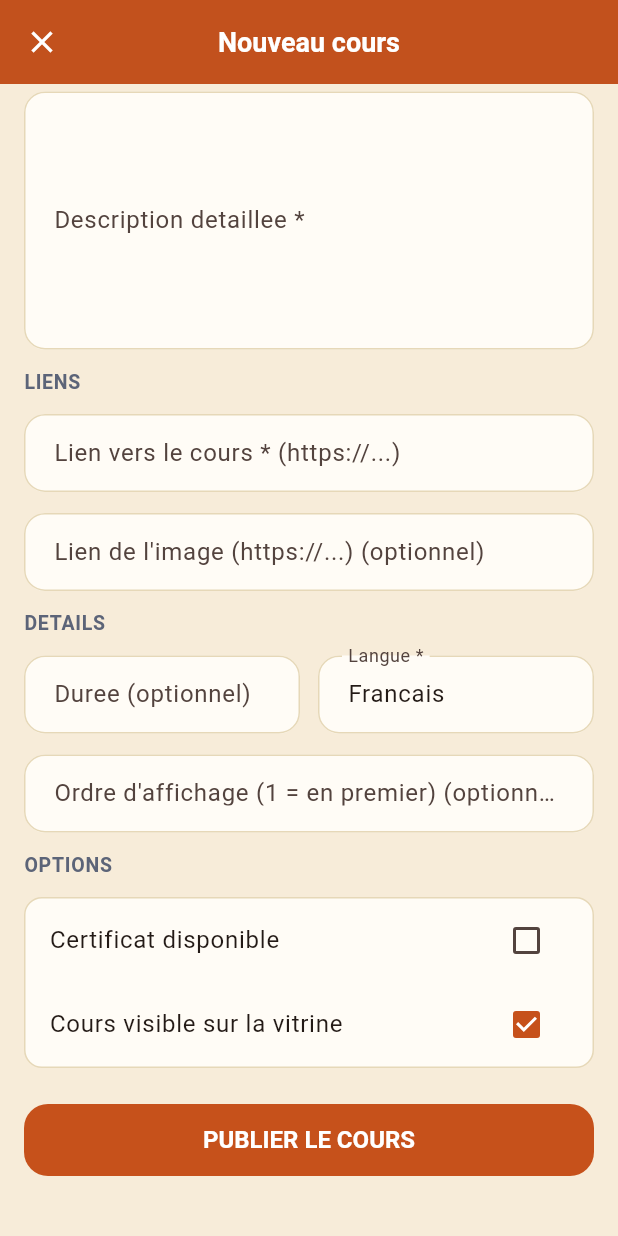
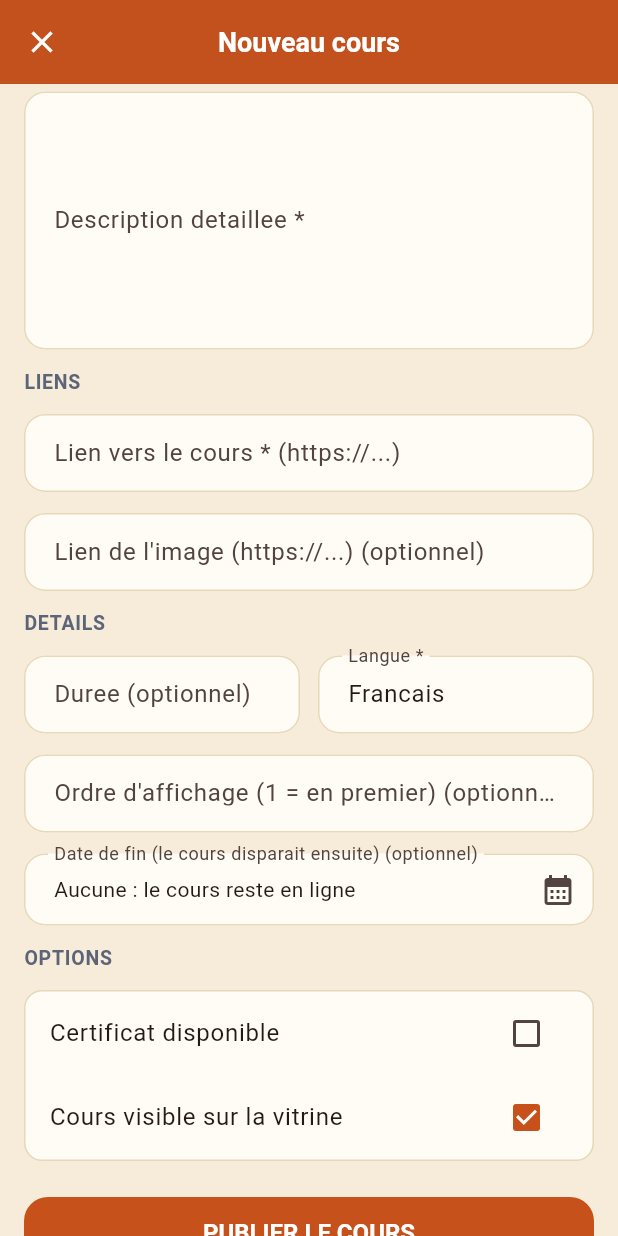
Before and after one commit to taoficadebissi-eng/Gestion-formation-CL, a Flutter app: the FormulaireCoursScreen screen opened by its route, scrolled down 475 dp, on a phone screen of 412 x 824 dp. Run offline on Flutter 3.47's test engine with Material 3 defaults, Android fonts, the phone set to English and light mode, and no system bars; our stand-ins replace cloud_firestore, connectivity_plus, firebase_auth, firebase_core, flutter_riverpod, go_router and 2 more; accounts and stored records are empty.

Commit message:
Cours: date de fin facultative (formulaire, liste, detail, regles)
Co-Authored-By: Claude Sonnet 5.5 <noreply@anthropic.com>

```diff
--- a/lib/features/cours_admin/models/cours_gratuit_model.dart
+++ b/lib/features/cours_admin/models/cours_gratuit_model.dart
@@ -40,6 +40,10 @@ class CoursGratuit {
   final bool actif;
   final int? ordreAffichage;
 
+  /// Dernier jour où le cours est proposé (facultatif). Passé ce jour, la
+  /// vitrine publique le masque automatiquement ; il reste dans l'espace admin.
+  final DateTime? dateFin;
+
   const CoursGratuit({
     required this.id,
     required this.titre,
@@ -57,7 +61,10 @@ class CoursGratuit {
     this.dateAjout,
     required this.actif,
     this.ordreAffichage,
+    this.dateFin,
   });
+
+  bool get estExpire => dateFin != null && dateFin!.isBefore(DateTime.now());
 
   factory CoursGratuit.empty() => CoursGratuit(
     id: '',
@@ -93,6 +100,7 @@ class CoursGratuit {
       dateAjout: (data['dateAjout'] as Timestamp?)?.toDate(),
       actif: (data['actif'] as bool?) ?? true,
       ordreAffichage: (data['ordreAffichage'] as num?)?.toInt(),
+      dateFin: (data['dateFin'] as Timestamp?)?.toDate(),
     );
   }
 
@@ -112,6 +120,7 @@ class CoursGratuit {
       'lienCours': lienCours,
       'actif': actif,
       'ordreAffichage': ordreAffichage,
+      'dateFin': dateFin == null ? null : Timestamp.fromDate(dateFin!),
       if (isNew) 'dateAjout': FieldValue.serverTimestamp(),
     };
   }
@@ -133,6 +142,8 @@ class CoursGratuit {
     DateTime? dateAjout,
     bool? actif,
     int? ordreAffichage,
+    DateTime? dateFin,
+    bool effacerDateFin = false,
   }) {
     return CoursGratuit(
       id: id ?? this.id,
@@ -151,6 +162,7 @@ class CoursGratuit {
       dateAjout: dateAjout ?? this.dateAjout,
       actif: actif ?? this.actif,
       ordreAffichage: ordreAffichage ?? this.ordreAffichage,
+      dateFin: effacerDateFin ? null : (dateFin ?? this.dateFin),
     );
   }
 }
--- a/lib/features/cours_admin/screens/detail_cours_admin_screen.dart
+++ b/lib/features/cours_admin/screens/detail_cours_admin_screen.dart
@@ -138,9 +138,22 @@ class DetailCoursAdminScreen extends ConsumerWidget {
                                   : 'Certificat gratuit',
                             ),
                           ),
+                        if (cours.dateFin != null)
+                          Chip(
+                            avatar: const Icon(Icons.event, size: 18),
+                            label: Text(
+                              cours.estExpire
+                                  ? 'Expire le ${_date(cours.dateFin!)}'
+                                  : 'Fin le ${_date(cours.dateFin!)}',
+                            ),
+                          ),
                         Chip(
-                          label: Text(cours.actif ? 'Visible' : 'Masque'),
-                          backgroundColor: cours.actif
+                          label: Text(
+                            cours.estExpire
+                                ? 'Masque (date de fin passee)'
+                                : (cours.actif ? 'Visible' : 'Masque'),
+                          ),
+                          backgroundColor: (cours.actif && !cours.estExpire)
                               ? AppColors.accentLight.withValues(alpha: 0.35)
                               : AppColors.surfaceAlt,
                         ),
@@ -202,6 +215,9 @@ class DetailCoursAdminScreen extends ConsumerWidget {
     );
   }
 
+  String _date(DateTime d) =>
+      '${d.day.toString().padLeft(2, '0')}/${d.month.toString().padLeft(2, '0')}/${d.year}';
+
   Widget _banniereParDefaut() {
     return Container(
       decoration: const BoxDecoration(
--- a/lib/features/cours_admin/screens/formulaire_cours_screen.dart
+++ b/lib/features/cours_admin/screens/formulaire_cours_screen.dart
@@ -36,6 +36,7 @@ class _FormulaireCoursScreenState extends ConsumerState<FormulaireCoursScreen> {
   bool _enregistrement = false;
   bool _initialise = false;
   CoursGratuit? _existant;
+  DateTime? _dateFin;
 
   bool get _modification => widget.coursId != null;
 
@@ -74,6 +75,7 @@ class _FormulaireCoursScreenState extends ConsumerState<FormulaireCoursScreen> {
     _certificatDisponible = c.certificatDisponible;
     _certificatPayant = c.certificatPayant;
     _actif = c.actif;
+    _dateFin = c.dateFin;
   }
 
   String? _requis(String? v) =>
@@ -99,6 +101,21 @@ class _FormulaireCoursScreenState extends ConsumerState<FormulaireCoursScreen> {
         borderSide: const BorderSide(color: AppColors.border),
       ),
     );
+  }
+
+  String _formatDate(DateTime d) =>
+      '${d.day.toString().padLeft(2, '0')}/${d.month.toString().padLeft(2, '0')}/${d.year}';
+
+  Future<void> _choisirDateFin() async {
+    final aujourdhui = DateTime.now();
+    final choix = await showDatePicker(
+      context: context,
+      initialDate: _dateFin ?? aujourdhui.add(const Duration(days: 30)),
+      firstDate: DateTime(aujourdhui.year - 1),
+      lastDate: DateTime(aujourdhui.year + 10),
+      helpText: 'Dernier jour où le cours est proposé',
+    );
+    if (choix != null) setState(() => _dateFin = choix);
   }
 
   Widget _section(String titre) => Padding(
@@ -136,6 +153,18 @@ class _FormulaireCoursScreenState extends ConsumerState<FormulaireCoursScreen> {
             : _lienImage.text.trim(),
         actif: _actif,
         ordreAffichage: int.tryParse(_ordre.text.trim()),
+        dateFin: _dateFin == null
+            ? null
+            // Fin de journée : le cours reste visible tout le dernier jour.
+            : DateTime(
+                _dateFin!.year,
+                _dateFin!.month,
+                _dateFin!.day,
+                23,
+                59,
+                59,
+              ),
+        effacerDateFin: _dateFin == null,
       );
       final service = ref.read(coursAdminServiceProvider);
       if (_modification) {
@@ -299,6 +328,32 @@ class _FormulaireCoursScreenState extends ConsumerState<FormulaireCoursScreen> {
                     ),
                     keyboardType: TextInputType.number,
                   ),
+                  const SizedBox(height: 14),
+                  InkWell(
+                    onTap: _choisirDateFin,
+                    borderRadius: BorderRadius.circular(12),
+                    child: InputDecorator(
+                      decoration:
+                          _decoration(
+                            'Date de fin (le cours disparait ensuite)',
+                            optionnel: true,
+                          ).copyWith(
+                            suffixIcon: _dateFin == null
+                                ? const Icon(Icons.calendar_month)
+                                : IconButton(
+                                    icon: const Icon(Icons.close),
+                                    tooltip: 'Retirer la date de fin',
+                                    onPressed: () =>
+                                        setState(() => _dateFin = null),
+                                  ),
+                          ),
+                      child: Text(
+                        _dateFin == null
+                            ? 'Aucune : le cours reste en ligne'
+                            : _formatDate(_dateFin!),
+                      ),
+                    ),
+                  ),
                   _section('OPTIONS'),
                   Container(
                     decoration: BoxDecoration(
--- a/lib/features/cours_admin/screens/liste_cours_admin_screen.dart
+++ b/lib/features/cours_admin/screens/liste_cours_admin_screen.dart
@@ -70,7 +70,7 @@ class _ListeCoursAdminScreenState extends ConsumerState<ListeCoursAdminScreen> {
                 child: Align(
                   alignment: Alignment.centerLeft,
                   child: Text(
-                    '${cours.length} cours - ${cours.where((c) => c.actif).length} visibles',
+                    '${cours.length} cours - ${cours.where((c) => c.actif && !c.estExpire).length} visibles',
                     style: const TextStyle(color: AppColors.textSecondary),
                   ),
                 ),
@@ -164,7 +164,15 @@ class _CarteCours extends StatelessWidget {
                   ],
                 ),
               ),
-              if (!cours.actif)
+              if (cours.estExpire)
+                const Padding(
+                  padding: EdgeInsets.only(left: 8),
+                  child: Chip(
+                    label: Text('Expire'),
+                    visualDensity: VisualDensity.compact,
+                  ),
+                )
+              else if (!cours.actif)
                 const Padding(
                   padding: EdgeInsets.only(left: 8),
                   child: Chip(
```
Also changed, not shown: 2 other files.
